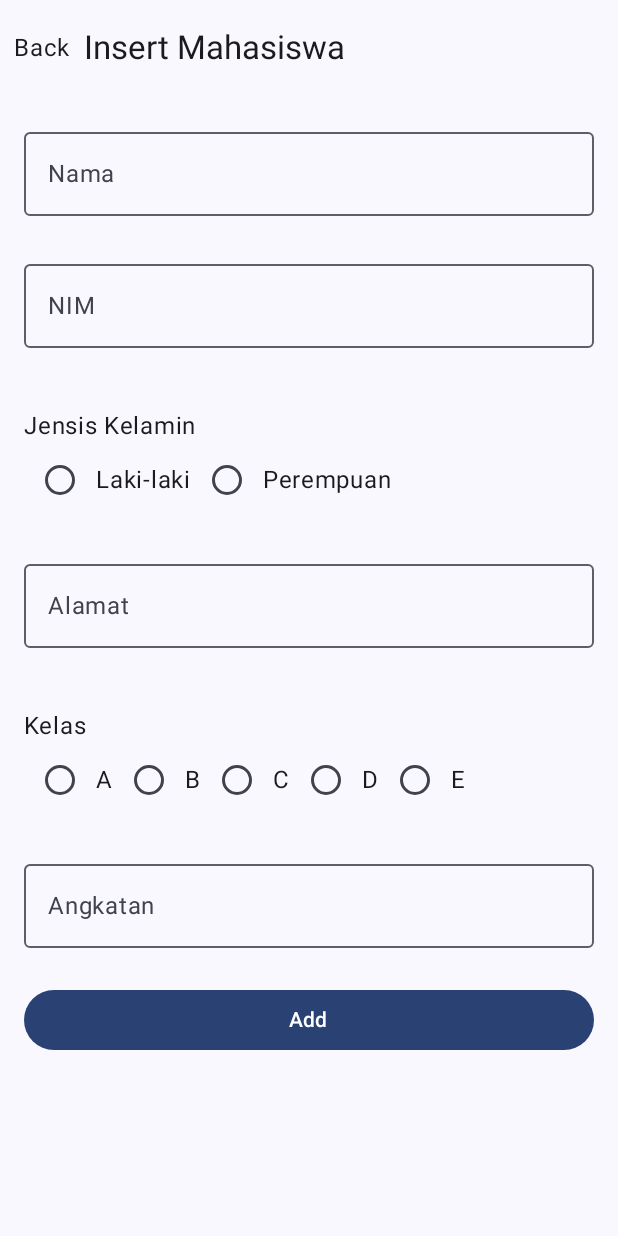
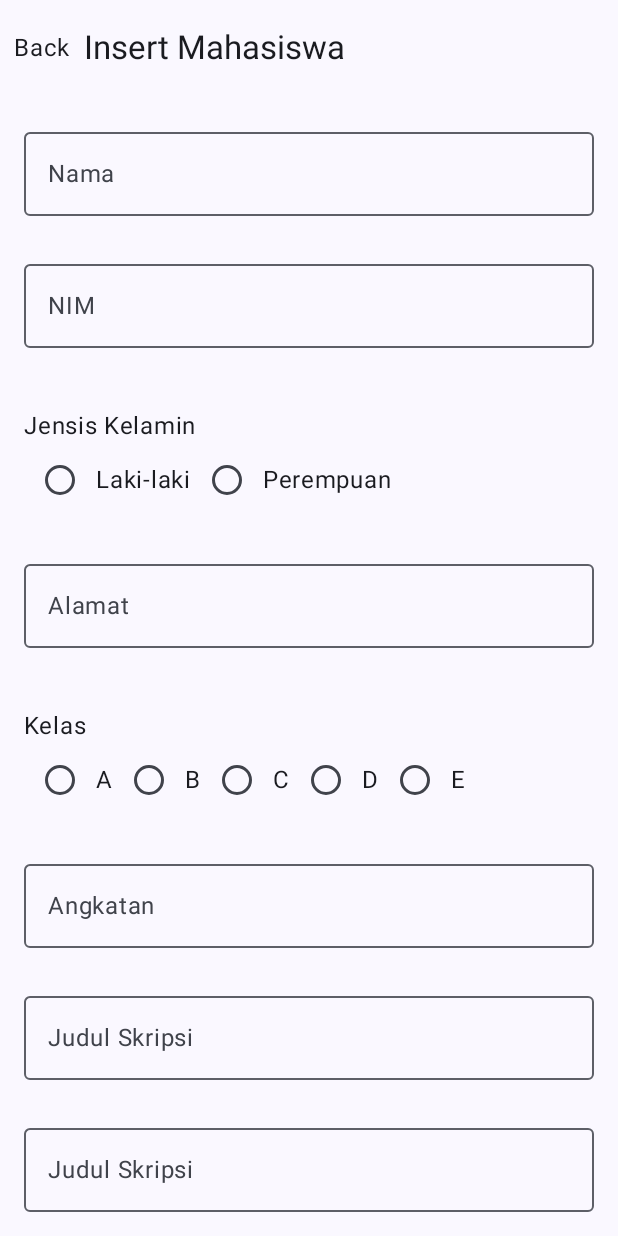
Before and after one commit to Defarrel/QuestFireBase_033, an Android app built with Jetpack Compose: the screen it shows after launch (MainActivity), after a tap on "Add Mahasiswa", on a phone screen of 412 x 824 dp. Run offline under Robolectric (Android 15) with nearby library versions, the phone set to English and light mode, and no system bars; our stand-ins replace Firebase (no records; nobody signed in at launch, a user with empty details on screens opened directly).

Commit message:
Menambahkan field input untuk judul skripsi, dospem1 dan dospem2

```diff
--- a/app/src/main/java/com/example/tugas_pertemuan14/ui/home/pages/InsertView.kt
+++ b/app/src/main/java/com/example/tugas_pertemuan14/ui/home/pages/InsertView.kt
@@ -273,5 +273,60 @@ fun FormMahasiswa(
             text = errorState.angkatan ?: "",
             color = Color.Red
         )
+
+        OutlinedTextField(
+            modifier = Modifier.fillMaxWidth(),
+            value = mahasiswaEvent.skripsi,
+            onValueChange = { onValueChange(mahasiswaEvent.copy(skripsi = it)) },
+            label = { Text("Judul Skripsi") },
+            singleLine = true,
+            isError = errorState.skripsi != null,
+            placeholder = { Text("Masukkan Angkatan") },
+        )
+        Text(
+            text = errorState.skripsi ?: "",
+            color = Color.Red
+        )
+        OutlinedTextField(
+            modifier = Modifier.fillMaxWidth(),
+            value = mahasiswaEvent.skripsi,
+            onValueChange = { onValueChange(mahasiswaEvent.copy(skripsi = it)) },
+            label = { Text("Judul Skripsi") },
+            singleLine = true,
+            isError = errorState.skripsi != null,
+            placeholder = { Text("Masukkan Judul Skripsi") },
+        )
+        Text(
+            text = errorState.skripsi ?: "",
+            color = Color.Red
+        )
+
+        OutlinedTextField(
+            modifier = Modifier.fillMaxWidth(),
+            value = mahasiswaEvent.dosenbimbing1,
+            onValueChange = { onValueChange(mahasiswaEvent.copy(dosenbimbing1 = it)) },
+            label = { Text("Dosen Pembimbing 1") },
+            singleLine = true,
+            isError = errorState.dosenbimbing1 != null,
+            placeholder = { Text("Masukkan Dosen Pembimbing 1") },
+        )
+        Text(
+            text = errorState.dosenbimbing1 ?: "",
+            color = Color.Red
+        )
+
+        OutlinedTextField(
+            modifier = Modifier.fillMaxWidth(),
+            value = mahasiswaEvent.dosenbimbing2,
+            onValueChange = { onValueChange(mahasiswaEvent.copy(dosenbimbing2 = it)) },
+            label = { Text("Dosen Pembimbing 2") },
+            singleLine = true,
+            isError = errorState.dosenbimbing2 != null,
+            placeholder = { Text("Masukkan Dosen Pembimbing 2") },
+        )
+        Text(
+            text = errorState.dosenbimbing2 ?: "",
+            color = Color.Red
+        )
     }
 }
```
